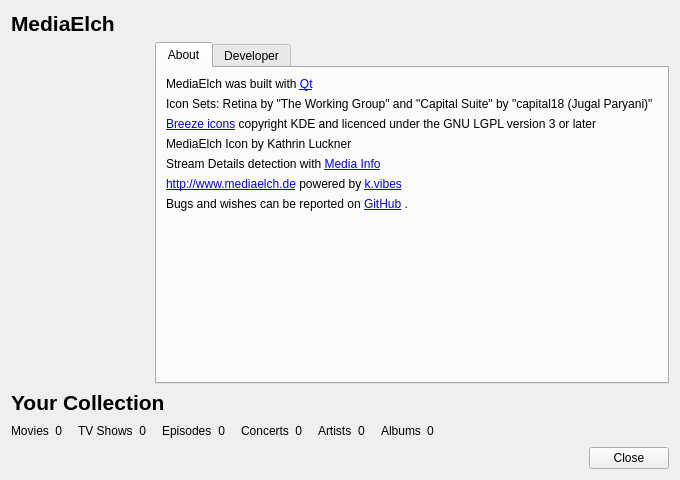
This is src/ui/main/AboutDialog.ui in Komet/MediaElch as Qt 5 draws it before an edit. The edited form follows.
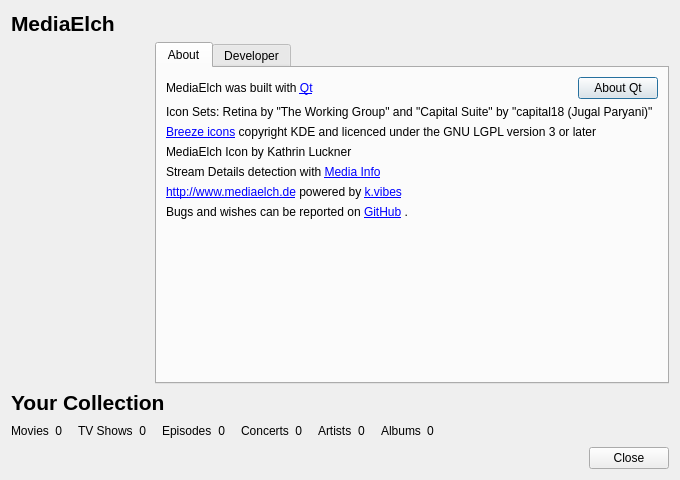
This is the edited form. Icons and pictures are not drawn.

Commit message: feat(UI): Add "About Qt" button to about dialog

The edit to the form file:
```diff
--- a/src/ui/main/AboutDialog.ui
+++ b/src/ui/main/AboutDialog.ui
@@ -113,7 +113,9 @@
           </attribute>
           <layout class="QVBoxLayout" name="verticalLayout_2">
            <item>
-            <widget class="QLabel" name="label_7">
+            <layout class="QHBoxLayout" name="horizontalLayout_3" stretch="1,0,0">
+             <item>
+              <widget class="QLabel" name="lblQt">
              <property name="text">
               <string>MediaElch was built with &lt;a href=&quot;https://www.qt.io/&quot;&gt;Qt&lt;/a&gt;</string>
              </property>
@@ -126,7 +128,29 @@
             </widget>
            </item>
            <item>
-            <widget class="QLabel" name="label_8">
+              <spacer name="horizontalSpacer_9">
+               <property name="orientation">
+                <enum>Qt::Horizontal</enum>
+               </property>
+               <property name="sizeHint" stdset="0">
+                <size>
+                 <width>40</width>
+                 <height>20</height>
+                </size>
+               </property>
+              </spacer>
+             </item>
+             <item>
+              <widget class="QPushButton" name="btnAboutQt">
+               <property name="text">
+                <string>About Qt</string>
+               </property>
+              </widget>
+             </item>
+            </layout>
+           </item>
+           <item>
+            <widget class="QLabel" name="lblIconSet">
              <property name="text">
               <string>Icon Sets: Retina by &quot;The Working Group&quot; and &quot;Capital Suite&quot; by &quot;capital18 (Jugal Paryani)&quot;</string>
              </property>
```
Left out of the diff: 8 changed lines with no effect on the pictures. Lines whose indentation alone changed are shown as unchanged. The commit also changes 1 other file.
